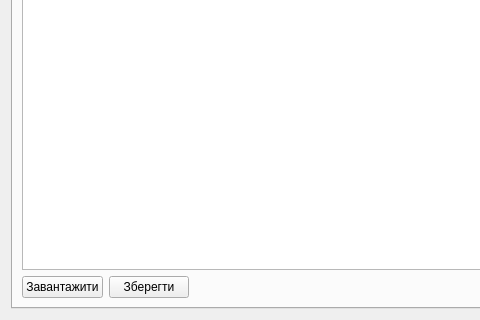
This is gui/main_form.ui in Megalitum/SA_cognitive as Qt 5 draws it before an edit; both pictures show x 0 to 480 and y 181 to 501 of the 621 by 501 pixel window. The edited form follows.
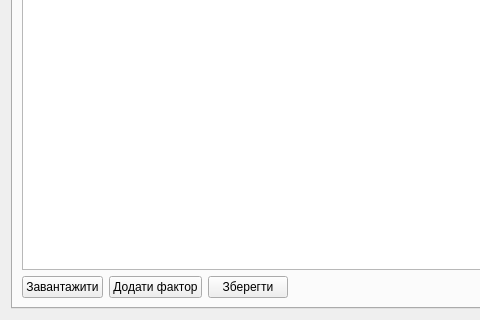
This is the edited form.

```diff
--- a/gui/main_form.ui
+++ b/gui/main_form.ui
@@ -30,13 +30,6 @@
        <string>Вхідні дані</string>
       </attribute>
       <layout class="QGridLayout" name="gridLayout_2">
-       <item row="1" column="1">
-        <widget class="QPushButton" name="saveButton">
-         <property name="text">
-          <string>Зберегти</string>
-         </property>
-        </widget>
-       </item>
        <item row="1" column="0">
         <widget class="QPushButton" name="importButton">
          <property name="text">
@@ -70,6 +63,20 @@
          </property>
         </spacer>
        </item>
+       <item row="1" column="2">
+        <widget class="QPushButton" name="saveButton">
+         <property name="text">
+          <string>Зберегти</string>
+         </property>
+        </widget>
+       </item>
+       <item row="1" column="1">
+        <widget class="QPushButton" name="add_factor">
+         <property name="text">
+          <string>Додати фактор</string>
+         </property>
+        </widget>
+       </item>
       </layout>
      </widget>
      <widget class="QWidget" name="tab_2">
```
Left out of the diff: 17 changed lines with no effect on the pictures.
